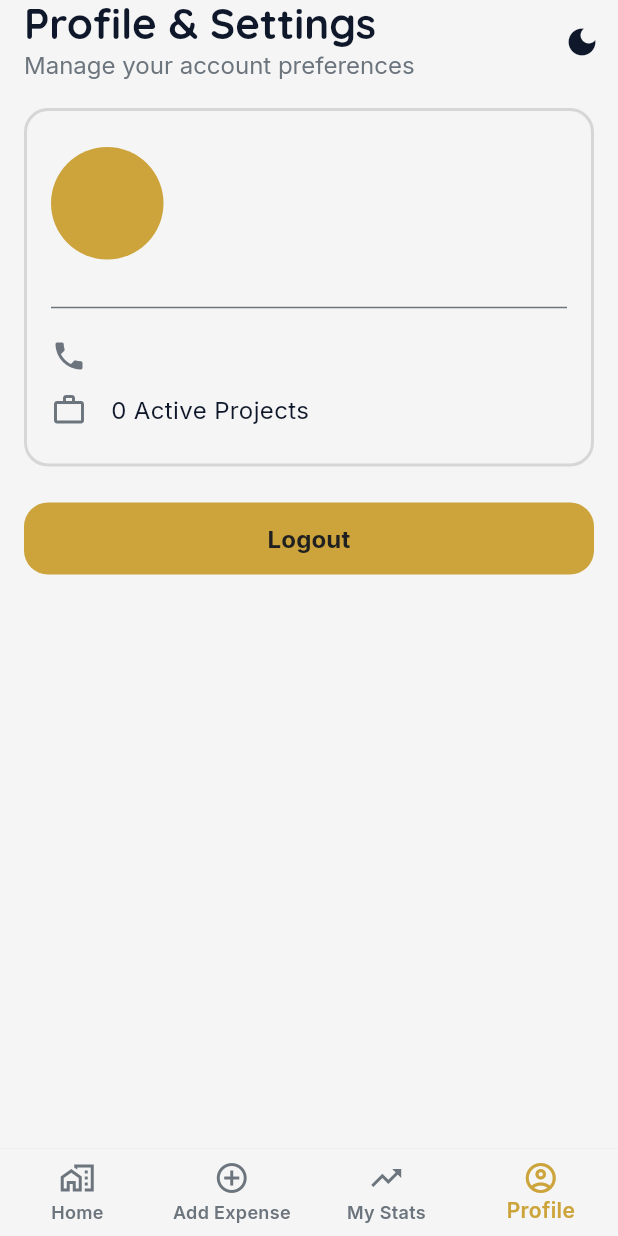
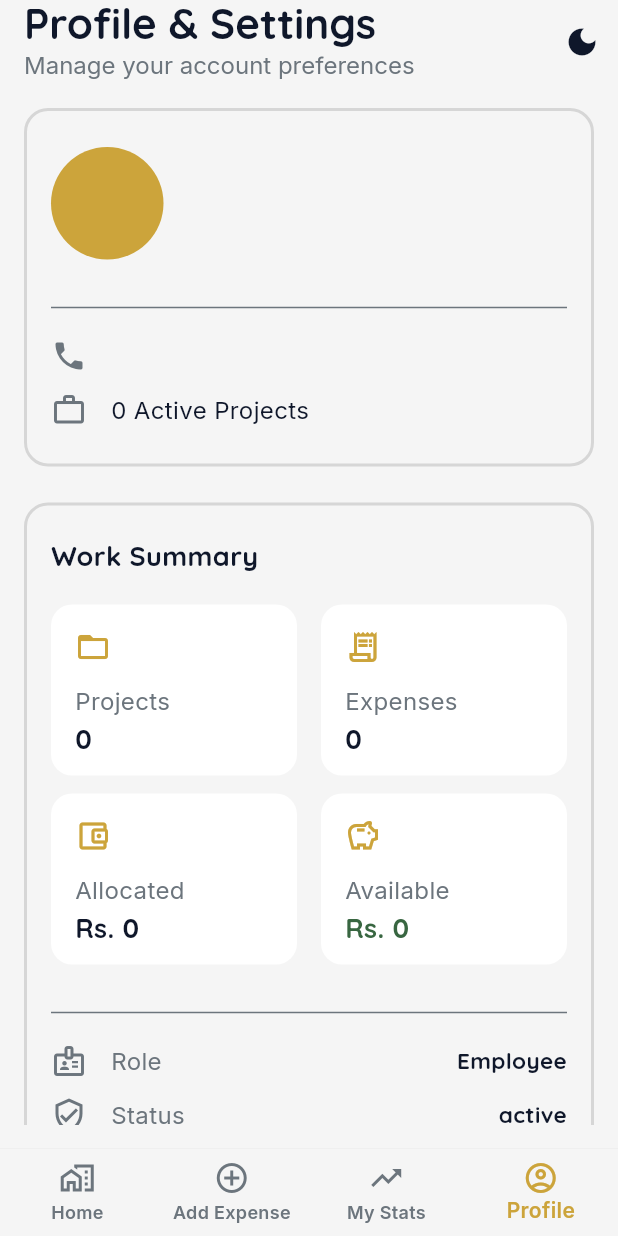
Before and after one commit to umairshahid622/buraq_enterprise_employee, a Flutter app: the ProfileScreenWidget screen opened by its route, on a phone screen of 412 x 824 dp. Run offline on Flutter 3.47's test engine with Material 3 defaults, Android fonts, the phone set to English and light mode, and no system bars; our stand-ins replace cloud_firestore, dropdown_button2, firebase_auth, firebase_core, firebase_storage, get and 6 more; accounts and stored records are empty.

Commit message:
feat: add work summary card and project statistics to profile screen

```diff
--- a/lib/screen/controllers/profile/profile_screen_controller.dart
+++ b/lib/screen/controllers/profile/profile_screen_controller.dart
@@ -1,36 +1,72 @@
 import 'package:buraq_enterprise_employee/core/constants/app_enum.dart';
+import 'package:buraq_enterprise_employee/core/controllers/user_controller.dart';
 import 'package:buraq_enterprise_employee/models/user_model.dart';
-import 'package:buraq_enterprise_employee/core/controllers/user_controller.dart';
+import 'package:buraq_enterprise_employee/screen/controllers/common/main_layout_controller.dart';
 import 'package:buraq_enterprise_employee/utils/app_helper.dart';
 import 'package:buraq_enterprise_employee/utils/app_util.dart';
 import 'package:get/get.dart';
 
 class ProfileScreenController extends GetxController {
   late final UserController _userController;
+  late final MainLayoutDataController _mainLayoutController;
+  Worker? _dataWorker;
   RxBool isLogoutProcessing = false.obs;
 
-    //Todo:  Remove try catch block and Call the method from Base Controller
+  //Todo:  Remove try catch block and Call the method from Base Controller
 
   @override
   void onInit() {
     super.onInit();
     try {
       _userController = Get.find<UserController>();
+      _mainLayoutController = Get.find<MainLayoutDataController>();
+      _dataWorker = ever<bool>(_mainLayoutController.isLoading, (_) {
+        update();
+      });
     } catch (e) {
-      Get.log('UserController not found: $e');
+      Get.log('Profile dependency not found: $e');
     }
   }
 
   UserModel get user {
     try {
-      return _userController.userRx.value  ?? UserModel.empty();
+      return _userController.userRx.value ?? UserModel.empty();
     } catch (e) {
       Get.log('Error getting user: $e');
       return UserModel.empty();
     }
   }
 
-  Future<void> logout() async{
+  int get activeProjectCount {
+    return _mainLayoutController.projectsWithBudget
+        .where((project) => project.project.status == Status.active.name)
+        .length;
+  }
+
+  int get totalProjectCount => _mainLayoutController.projectsWithBudget.length;
+
+  int get completedProjectCount {
+    return _mainLayoutController.projectsWithBudget
+        .where((project) => project.project.status == Status.completed.name)
+        .length;
+  }
+
+  int get expenseCount => _mainLayoutController.expenses.length;
+
+  double get allocatedAmount => _mainLayoutController.allocatedAmount;
+
+  double get spentAmount => _mainLayoutController.spentAmount;
+
+  double get availableAmount => allocatedAmount - spentAmount;
+
+  String get activeProjectsLabel {
+    final label = activeProjectCount == 1
+        ? "Active Project"
+        : "Active Projects";
+    return "$activeProjectCount $label";
+  }
+
+  Future<void> logout() async {
     isLogoutProcessing.value = true;
     try {
       await _userController.signOut();
@@ -42,5 +78,9 @@ class ProfileScreenController extends GetxController {
     }
   }
 
-
+  @override
+  void onClose() {
+    _dataWorker?.dispose();
+    super.onClose();
+  }
 }
--- a/lib/screen/widgets/profile/profile_screen_widget.dart
+++ b/lib/screen/widgets/profile/profile_screen_widget.dart
@@ -1,6 +1,7 @@
 import 'package:buraq_enterprise_employee/core/config/extensions/app_colors_extension.dart';
 import 'package:buraq_enterprise_employee/core/constants/app_constants.dart';
 import 'package:buraq_enterprise_employee/screen/controllers/profile/profile_screen_controller.dart';
+import 'package:buraq_enterprise_employee/utils/app_helper.dart';
 import 'package:buraq_enterprise_employee/utils/app_util.dart';
 import 'package:buraq_enterprise_employee/utils/widgets/app_card_widget.dart';
 import 'package:buraq_enterprise_employee/utils/widgets/app_scroll_body.dart';
@@ -19,12 +20,21 @@ class ProfileScreenWidget extends StatelessWidget {
       dispose: (state) => Get.delete<ProfileScreenController>(),
       builder: (controller) {
         return AppScrollableBody(
-          child: Column(children: [employeeCard(controller, context),
+          child: Column(
+            children: [
+              employeeCard(controller, context),
               SizedBox(height: AppConstants.commonVerticalSpacing),
-           Obx(()=> AppFilledButton(
+              workSummaryCard(controller, context),
+              SizedBox(height: AppConstants.commonVerticalSpacing),
+              Obx(
+                () => AppFilledButton(
                   isLoading: controller.isLogoutProcessing.value,
-            onPressedCallBack: controller.logout, buttonText: "Logout")),
-          ]),
+                  onPressedCallBack: controller.logout,
+                  buttonText: "Logout",
+                ),
+              ),
+            ],
+          ),
         );
       },
     );
@@ -45,7 +55,8 @@ class ProfileScreenWidget extends StatelessWidget {
                 colorScheme: context.appColors,
               ),
               SizedBox(width: AppConstants.commonHorizontalSpacing),
-              Column(
+              Expanded(
+                child: Column(
                   crossAxisAlignment: CrossAxisAlignment.start,
                   children: [
                     AppTextHeading(
@@ -54,6 +65,7 @@ class ProfileScreenWidget extends StatelessWidget {
                     ),
                     AppTextBody(text: controller.user.empId),
                   ],
+                ),
               ),
             ],
           ),
@@ -64,11 +76,140 @@ class ProfileScreenWidget extends StatelessWidget {
           SizedBox(height: AppConstants.commonVerticalSpacing / 2),
           contactRow(
             context: context,
-            text: "0 Active Projects",
+            text: controller.activeProjectsLabel,
             icon: Icons.work_outline,
           ),
         ],
       ),
+    );
+  }
+
+  AppCardWidget workSummaryCard(
+    ProfileScreenController controller,
+    BuildContext context,
+  ) {
+    return AppCardWidget(
+      cardWidget: Column(
+        crossAxisAlignment: CrossAxisAlignment.start,
+        children: [
+          AppTextHeading(text: "Work Summary", fontSize: 18),
+          SizedBox(height: AppConstants.commonVerticalSpacing),
+          Row(
+            children: [
+              summaryTile(
+                context: context,
+                title: "Projects",
+                value: controller.totalProjectCount.toString(),
+                icon: Icons.folder_open_outlined,
+              ),
+              SizedBox(width: AppConstants.commonHorizontalSpacing),
+              summaryTile(
+                context: context,
+                title: "Expenses",
+                value: controller.expenseCount.toString(),
+                icon: Icons.receipt_long_outlined,
+              ),
+            ],
+          ),
+          SizedBox(height: AppConstants.commonVerticalSpacing / 2),
+          Row(
+            children: [
+              summaryTile(
+                context: context,
+                title: "Allocated",
+                value: AppHelper.formatPKR(controller.allocatedAmount),
+                icon: Icons.account_balance_wallet_outlined,
+              ),
+              SizedBox(width: AppConstants.commonHorizontalSpacing),
+              summaryTile(
+                context: context,
+                title: "Available",
+                value: AppHelper.formatPKR(controller.availableAmount),
+                icon: Icons.savings_outlined,
+                valueColor: controller.availableAmount < 0
+                    ? context.appColors.error
+                    : context.appColors.colorGreen,
+              ),
+            ],
+          ),
+          SizedBox(height: AppConstants.commonVerticalSpacing),
+          AppUtils.divider(colorScheme: context.appColors),
+          SizedBox(height: AppConstants.commonVerticalSpacing / 2),
+          infoRow(
+            context: context,
+            label: "Role",
+            value: controller.user.role.isEmpty
+                ? "Employee"
+                : controller.user.role,
+            icon: Icons.badge_outlined,
+          ),
+          SizedBox(height: AppConstants.commonVerticalSpacing / 2),
+          infoRow(
+            context: context,
+            label: "Status",
+            value: controller.user.status.isEmpty
+                ? "active"
+                : controller.user.status,
+            icon: Icons.verified_user_outlined,
+          ),
+        ],
+      ),
+    );
+  }
+
+  Expanded summaryTile({
+    required BuildContext context,
+    required String title,
+    required String value,
+    required IconData icon,
+    Color? valueColor,
+  }) {
+    return Expanded(
+      child: Container(
+        padding: EdgeInsets.all(AppConstants.padding),
+        decoration: BoxDecoration(
+          color: context.appColors.chipColor,
+          borderRadius: BorderRadius.circular(AppConstants.cardBorderRadius),
+        ),
+        child: Column(
+          crossAxisAlignment: CrossAxisAlignment.start,
+          children: [
+            Icon(icon, color: context.appColors.primary),
+            SizedBox(height: AppConstants.commonVerticalSpacing / 2),
+            AppTextBody(text: title, color: context.appColors.secondary),
+            SizedBox(height: 4),
+            SizedBox(
+              width: double.infinity,
+              child: FittedBox(
+                alignment: Alignment.centerLeft,
+                fit: BoxFit.scaleDown,
+                child: AppTextHeading(
+                  text: value,
+                  fontSize: 18,
+                  color: valueColor,
+                ),
+              ),
+            ),
+          ],
+        ),
+      ),
+    );
+  }
+
+  Row infoRow({
+    required BuildContext context,
+    required String label,
+    required String value,
+    required IconData icon,
+  }) {
+    return Row(
+      children: [
+        Icon(icon, color: context.appColors.secondary),
+        SizedBox(width: AppConstants.commonHorizontalSpacing),
+        AppTextBody(text: label, color: context.appColors.secondary),
+        Spacer(),
+        AppTextHeading(text: value, fontSize: 15),
+      ],
     );
   }
 
```
Lines whose indentation alone changed are shown as unchanged.
